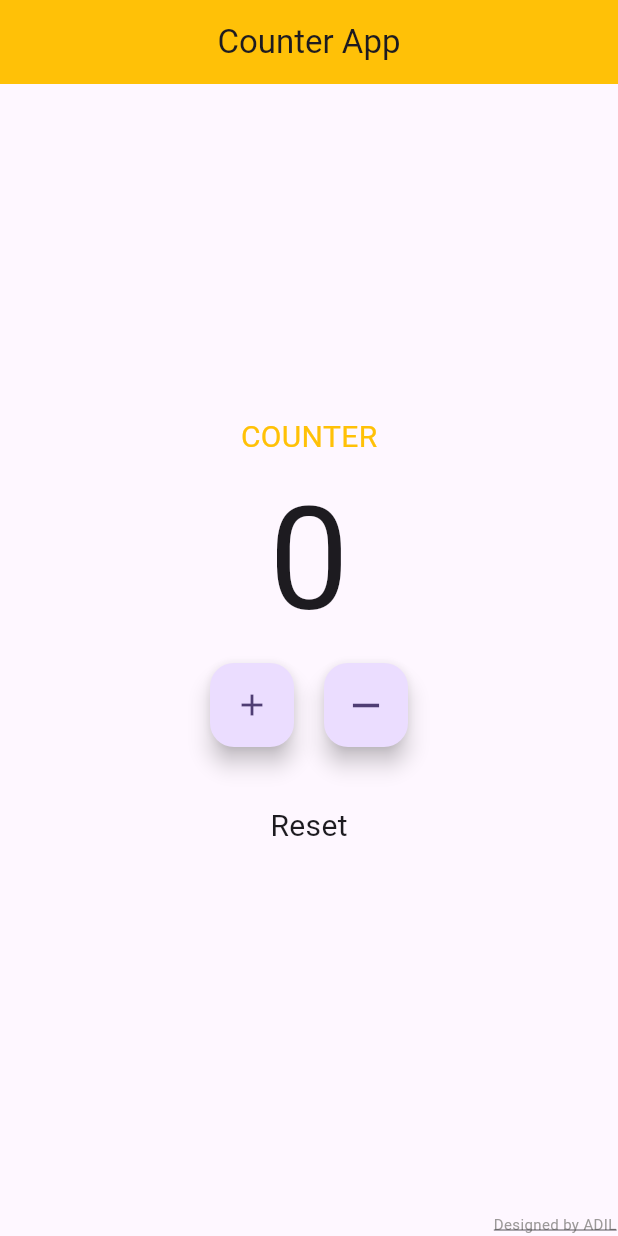
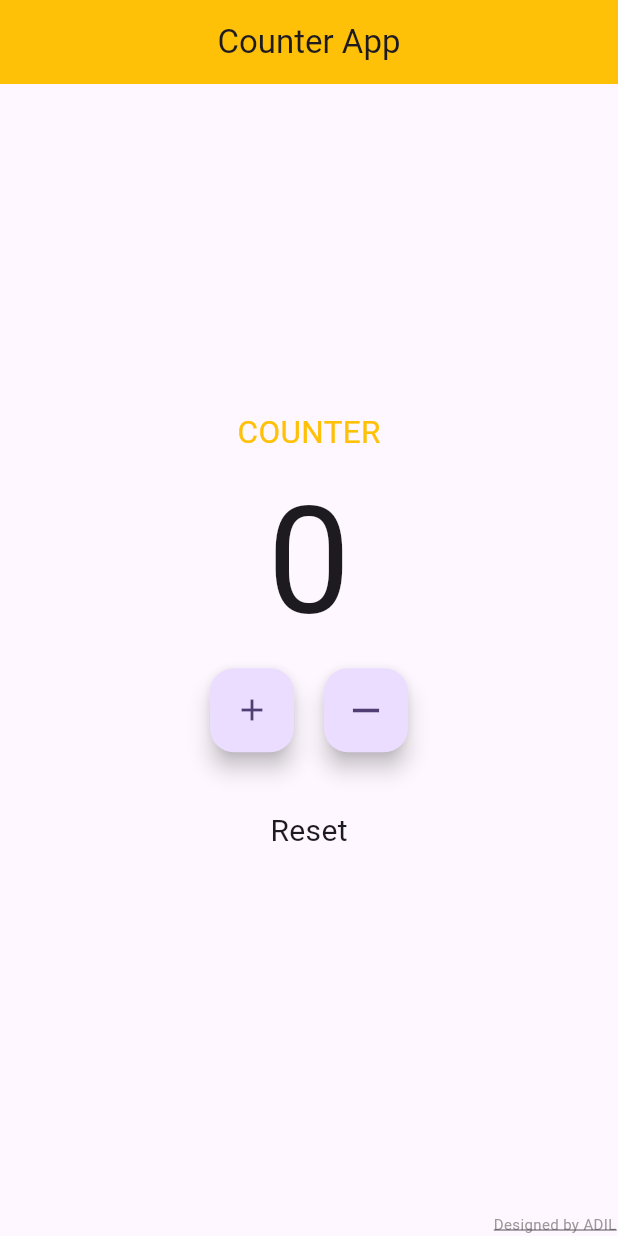
Before and after one commit to adilrusfeed/CounterApp, a Flutter app: the screen it shows after launch, on a phone screen of 412 x 824 dp. Run offline on Flutter 3.47's test engine with Material 2 defaults, Android fonts, the phone set to English and light mode, and no system bars.

Commit message:
Update counter.dart

```diff
--- a/lib/counter.dart
+++ b/lib/counter.dart
@@ -42,11 +42,11 @@ class _CounterState extends State<Counter> {
               children: [
                 Text(
                   'COUNTER',
-                  style: TextStyle(fontSize: 20, color: Colors.amber),
+                  style: TextStyle(fontSize: 21, color: Colors.amber),
                 ),
                 Text(
                   '$value',
-                  style: TextStyle(fontSize: 95),
+                  style: TextStyle(fontSize: 99),
                 ),
                 Row(
                   mainAxisAlignment: MainAxisAlignment.center,
```
